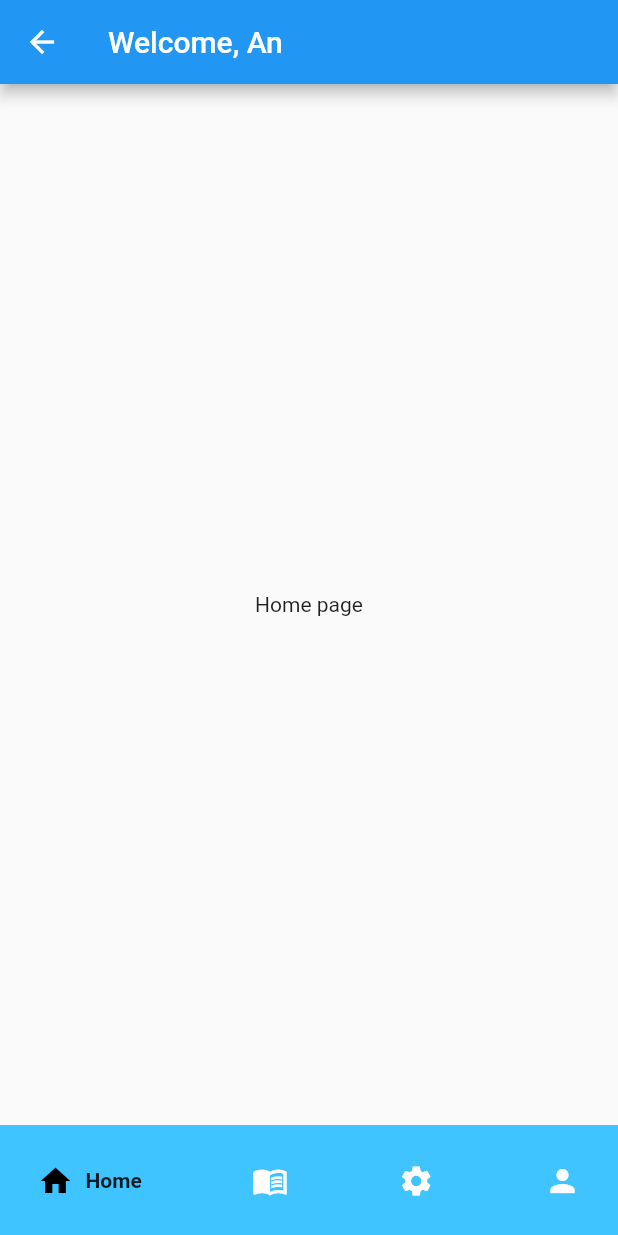
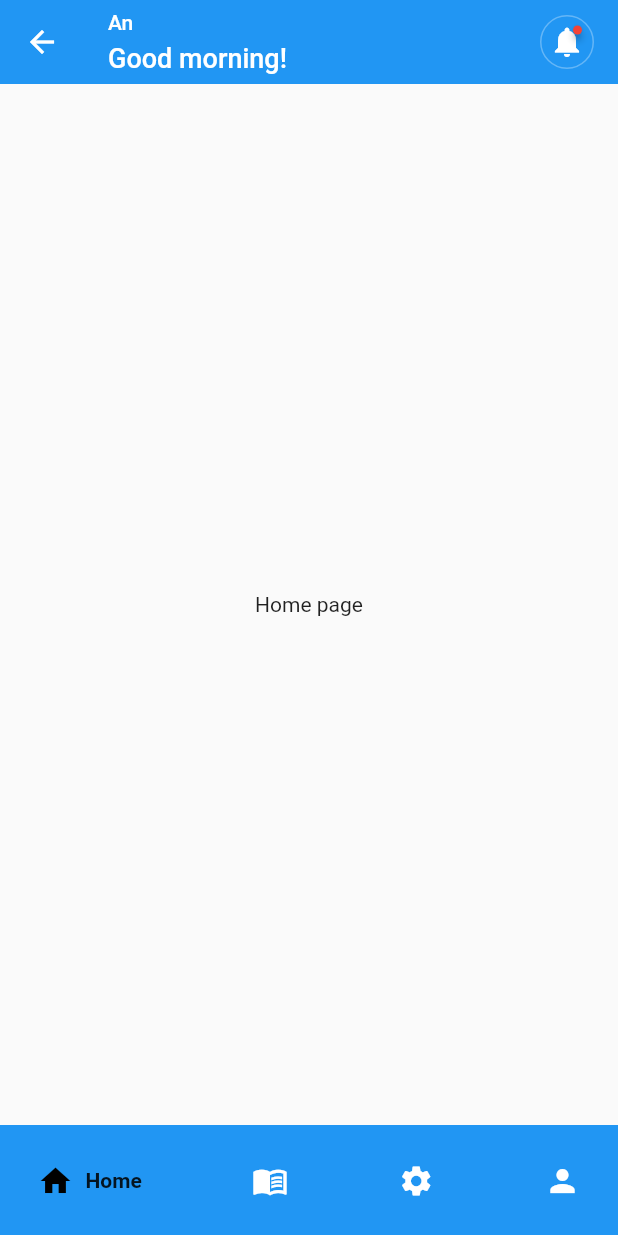
Before and after one commit to Quynhdz19/mobile, a Flutter app: the MainPage screen opened directly, on a phone screen of 412 x 824 dp. Run offline on Flutter 3.47's test engine with Material 2 defaults, Android fonts, the phone set to English and light mode, and no system bars; drawn by our look-alikes of badges, google_nav_bar.

Commit message:
app bar homepage

```diff
--- a/lib/main.dart
+++ b/lib/main.dart
@@ -8,6 +8,9 @@ void main() {
 class MyApp extends StatelessWidget {
   @override
   Widget build(BuildContext context) {
-    return new MaterialApp(home: LoginPage(),);
+    return new MaterialApp(
+      debugShowCheckedModeBanner: false,
+      home: LoginPage(),
+    );
   }
 }
--- a/lib/pages/home_page.dart
+++ b/lib/pages/home_page.dart
@@ -1,5 +1,6 @@
 import 'package:flutter/material.dart';
-import 'package:google_nav_bar/google_nav_bar.dart';
+import 'package:mobile_front_end/widgets/notification_box.dart';
+import 'package:mobile_front_end/utils/color.dart';
 
 class HomePage extends StatelessWidget {
   const HomePage({Key? key}) : super(key: key);
@@ -7,9 +8,49 @@ class HomePage extends StatelessWidget {
   @override
   Widget build(BuildContext context) {
     return Scaffold(
+      appBar: getAppBar(),
       body: Center(
         child: Text("Home page"),
       ),
     );
   }
+
+  AppBar getAppBar() {
+    return AppBar(
+      elevation: 0,
+      title: Container(
+        child: Row(
+          mainAxisAlignment: MainAxisAlignment.spaceBetween,
+          children: [
+            Column(
+              crossAxisAlignment: CrossAxisAlignment.start,
+              children: [
+                Text(
+                  "An",
+                  style: TextStyle(
+                    color: textColor,
+                    fontSize: 14,
+                  ),
+                ),
+                SizedBox(
+                  height: 5,
+                ),
+                Text(
+                  "Good morning!",
+                  style: TextStyle(
+                    color: textColor,
+                    fontSize: 18,
+                    fontWeight: FontWeight.w500,
+                  ),
+                ),
+              ],
+            ),
+            NotificationBox(
+              notifiedNumber: 1,
+            )
+          ],
+        ),
+      ),
+    );
+  }
 }
--- a/lib/pages/main_page.dart
+++ b/lib/pages/main_page.dart
@@ -4,6 +4,8 @@ import 'package:mobile_front_end/pages/home_page.dart';
 import 'package:mobile_front_end/pages/learn_page.dart';
 import 'package:mobile_front_end/pages/profile_page.dart';
 import 'package:mobile_front_end/pages/settings_page.dart';
+import 'package:mobile_front_end/utils/color.dart';
+
 
 
 class MainPage extends StatefulWidget {
@@ -27,10 +29,9 @@ class _MainPageState extends State<MainPage> {
   @override
   Widget build(BuildContext context) {
     return Scaffold(
-      appBar: AppBar(title: Text("Welcome, An")),
       body: Center(child: navigationBar.elementAt(_selectedIndex),),
       bottomNavigationBar: GNav(
-        backgroundColor: Colors.lightBlueAccent,
+        backgroundColor: primaryColor,
         color: Colors.white,
         gap: 8,
         // onTabChange: (index) {
--- /dev/null
+++ b/lib/utils/color.dart
@@ -0,0 +1,4 @@
+import 'package:flutter/material.dart';
+
+const textColor = Colors.white;
+const primaryColor = Colors.blue;
--- /dev/null
+++ b/lib/widgets/notification_box.dart
@@ -0,0 +1,28 @@
+import 'package:flutter/material.dart';
+import 'package:badges/badges.dart';
+
+class NotificationBox extends StatelessWidget {
+  const NotificationBox({Key? key, this.notifiedNumber = 0}) : super(key: key);
+
+  final int notifiedNumber;
+
+  @override
+  Widget build(BuildContext context) {
+    return Container(
+      padding: EdgeInsets.all(5),
+      decoration: BoxDecoration(
+        shape: BoxShape.circle,
+        border: Border.all(color: Colors.white.withOpacity(0.3)),
+      ),
+      child: notifiedNumber > 0
+          ? Badge(
+            badgeColor: Colors.red,
+            position: BadgePosition(top: -7, end: 2),
+            badgeContent: Text(''),
+            padding: EdgeInsets.all(3),
+            child: Icon(Icons.notifications)
+          )
+          : Icon(Icons.notifications),
+      );
+  }
+}
--- a/pubspec.yaml
+++ b/pubspec.yaml
@@ -33,6 +33,7 @@ dev_dependencies:
     sdk: flutter
   cupertino_icons: ^1.0.2
   google_nav_bar: ^5.0.6
+  badges: ^2.0.2
 
 # For information on the generic Dart part of this file, see the
 # following page: https://dart.dev/tools/pub/pubspec
```
Also changed, not shown: pubspec.lock.
